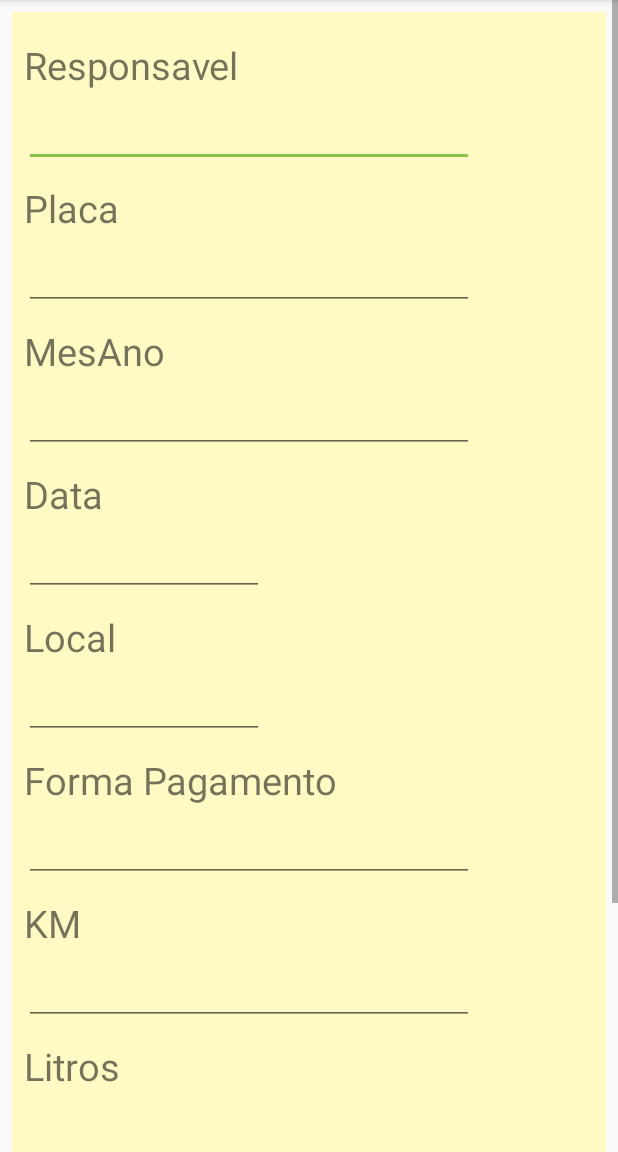
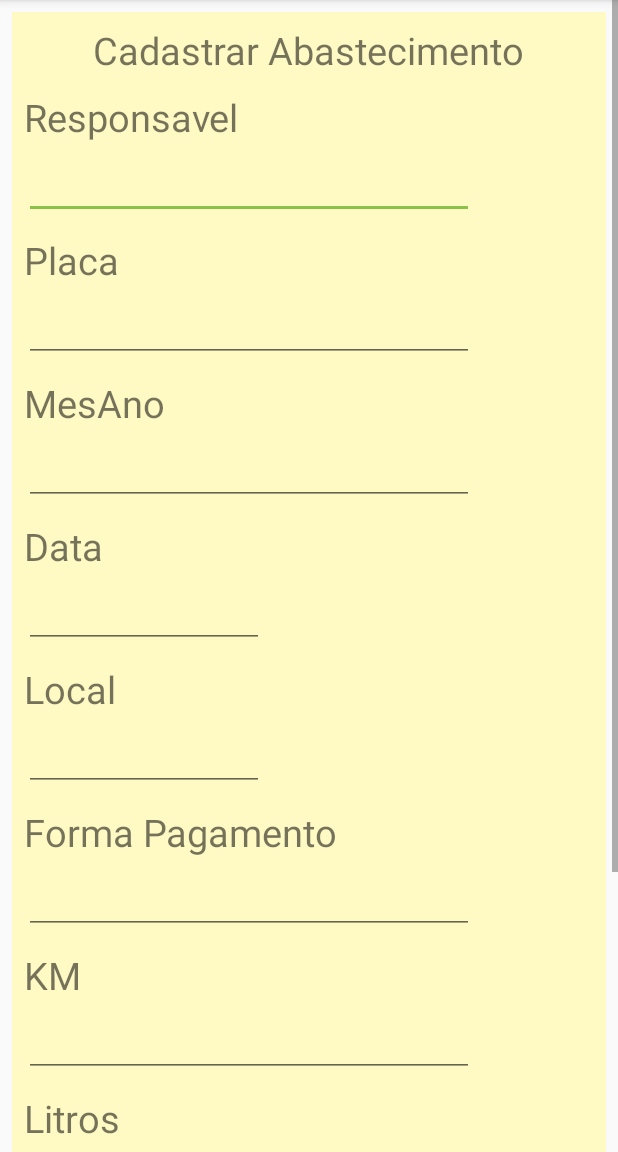
Before and after one commit to johnpaini/SysFrota, an Android app: the CadastroAbastecimentoActivity screen opened directly, with no data from a screen before it, on a phone screen of 412 x 824 dp, the part 84-1236 px from its top. Run offline under Robolectric (Android 15) with nearby library versions, the phone set to English and light mode, and no system bars.

Commit message:
Ajustes Finais

```diff
--- a/app/src/main/res/layout/login.xml
+++ b/app/src/main/res/layout/login.xml
@@ -48,7 +48,7 @@
         android:layout_height="wrap_content"
         android:layout_marginTop="50dp"
         android:background="@color/colorAccent"
-        android:onClick="submit"
+        android:onClick="onClick"
         android:textColor="@color/colorLight"
         android:layout_gravity="center"
         android:text="@string/button_inscrever" />
@@ -59,7 +59,7 @@
         android:layout_height="wrap_content"
         android:layout_marginTop="50dp"
         android:background="@color/colorSecundaryText"
-        android:onClick="onClick"
+        android:onClick="submit"
         android:textColor="@color/colorLight"
         android:layout_gravity="center"
         android:text="@string/button_cadastrar" />
--- a/app/src/main/res/layout/registro_abastecimento.xml
+++ b/app/src/main/res/layout/registro_abastecimento.xml
@@ -11,14 +11,15 @@
     android:background="@color/colorLight"
     android:orientation="vertical"
     android:padding="8dp"
-    tools:context=".MainActivity">
+    tools:context=".CadastroAbastecimentoActivity">
 
-    <LinearLayout
-        android:id="@+id/Linear"
-        android:layout_width="match_parent"
+
+    <TextView
+        android:layout_width="wrap_content"
         android:layout_height="wrap_content"
-        android:orientation="vertical" />
-
+        android:layout_gravity="center"
+        android:text="@string/cadastrar_abastecimento"
+        android:textSize="25sp" />
     <TextView
         android:layout_width="match_parent"
         android:layout_height="wrap_content"
@@ -116,7 +117,7 @@
         android:layout_height="wrap_content"
         android:layout_gravity="left"
         android:layout_marginTop="5sp"
-        android:inputType="numberPassword"
+        android:inputType="text"
         android:text="" />
 
     <TextView
```
Also changed, not shown: app/src/main/java/com/example/testes/CadastroAbastecimentoActivity.java (+38 -5 lines), app/src/main/java/com/example/testes/CadastroUsuariosActivity.java (+5 -3 lines), app/src/main/java/com/example/testes/MainActivity.java (+9 -10 lines), app/src/main/java/com/example/testes/model/DatabaseHelper.java (+27 -3 lines), app/src/main/res/layout/cadastro_usuarios.xml (+8 -0 lines).
